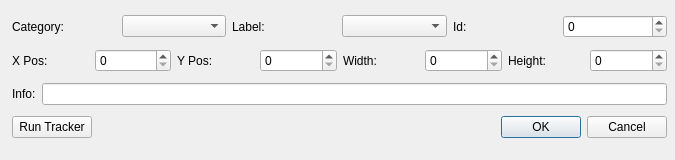
Old version of the form modules/app/dialogboundingbox.ui in the repository smartsenselab/SSAT.
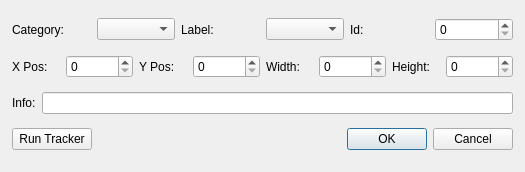
New version of the form.

```diff
--- a/modules/app/dialogboundingbox.ui
+++ b/modules/app/dialogboundingbox.ui
@@ -6,20 +6,20 @@
    <rect>
     <x>0</x>
     <y>0</y>
-    <width>675</width>
-    <height>160</height>
+    <width>525</width>
+    <height>172</height>
    </rect>
   </property>
   <property name="windowTitle">
    <string>Dialog</string>
   </property>
-  <widget class="QWidget" name="">
+  <widget class="QWidget" name="layoutWidget">
    <property name="geometry">
     <rect>
      <x>12</x>
      <y>10</y>
-     <width>655</width>
-     <height>136</height>
+     <width>501</width>
+     <height>151</height>
     </rect>
    </property>
    <layout class="QVBoxLayout" name="verticalLayout">
```
Left out of the diff: 2 changed lines with no effect on the pictures.
